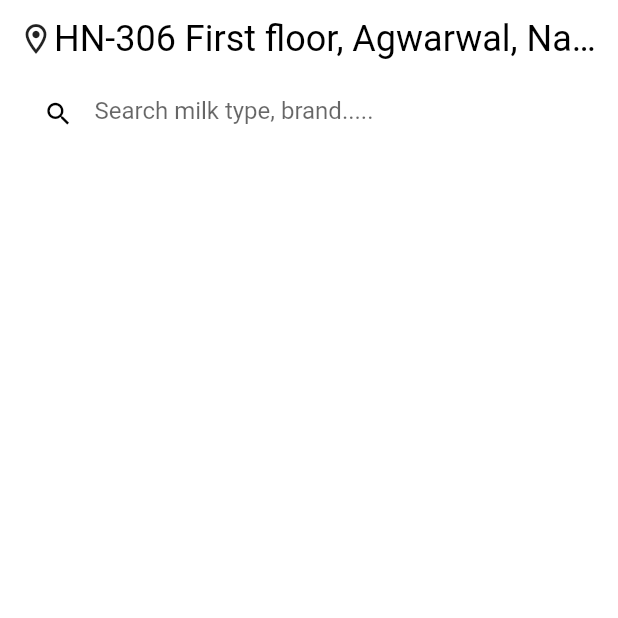
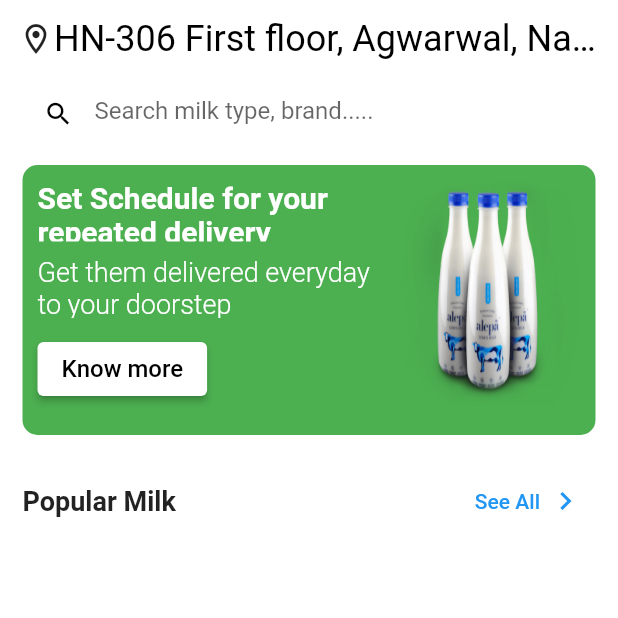
Before and after one commit to johnniembugua/milk_delivery_app, a Flutter app: the HomePage screen opened directly, on a phone screen of 412 x 824 dp, the top half of it. Run offline on Flutter 3.47's test engine with Material 2 defaults, Android fonts, the phone set to English and light mode, and no system bars; our stand-ins replace get; statements that could not run were skipped.

Commit message:
completed half of page 1

```diff
--- a/lib/pages/dashboard/dashboard.dart
+++ b/lib/pages/dashboard/dashboard.dart
@@ -52,7 +52,7 @@ class MyDashBoard extends StatelessWidget {
                     textAlign: TextAlign.center,
                   ),
                   BottomNavyBarItem(
-                    icon: Icon(Icons.account_balance_wallet_sharp),
+                    icon: Icon(Icons.account_balance_wallet_outlined),
                     title: Text(
                       'Wallet ',
                     ),
@@ -61,7 +61,7 @@ class MyDashBoard extends StatelessWidget {
                     textAlign: TextAlign.center,
                   ),
                   BottomNavyBarItem(
-                    icon: Icon(Icons.price_change),
+                    icon: Icon(Icons.redeem_outlined),
                     title: Text(
                       'Gold Points ',
                     ),
@@ -70,7 +70,7 @@ class MyDashBoard extends StatelessWidget {
                     textAlign: TextAlign.center,
                   ),
                   BottomNavyBarItem(
-                    icon: Icon(Icons.person),
+                    icon: Icon(Icons.perm_identity_outlined),
                     title: Text('Profile'),
                     activeColor: Colors.blue,
                     inactiveColor: _inactiveColor,
--- a/lib/pages/home/home_page.dart
+++ b/lib/pages/home/home_page.dart
@@ -8,14 +8,6 @@ class HomePage extends GetView<HomePageController> {
   Widget build(BuildContext context) {
     return Scaffold(
       backgroundColor: Colors.white24,
-      // appBar: AppBar(
-      //   title: Text(
-      //     controller.title,
-      //     style: TextStyle(color: Colors.black),
-      //   ),
-      //   elevation: 0,
-      //   backgroundColor: Colors.white,
-      // ),
       body: Column(
         crossAxisAlignment: CrossAxisAlignment.start,
         children: [
@@ -56,7 +48,112 @@ class HomePage extends GetView<HomePageController> {
                   ),
                   hintText: 'Search milk type, brand.....'),
             ),
-          )
+          ),
+          Container(
+            width: double.infinity,
+            height: 180,
+            margin: const EdgeInsets.only(
+              left: 15,
+              right: 15,
+              top: 10,
+              bottom: 10,
+            ),
+            decoration: BoxDecoration(
+              borderRadius: BorderRadius.circular(10),
+              color: Colors.green,
+            ),
+            child: Container(
+              padding: const EdgeInsets.all(10),
+              child: Row(
+                children: [
+                  Expanded(
+                      flex: 4,
+                      child: Column(
+                        crossAxisAlignment: CrossAxisAlignment.start,
+                        children: [
+                          Flexible(
+                            child: CustomText(
+                              text: 'Set Schedule for your repeated delivery',
+                              maxlines: 2,
+                              color: Colors.white,
+                              size: 20,
+                              weight: FontWeight.w600,
+                            ),
+                          ),
+                          SizedBox(
+                            height: 10,
+                          ),
+                          Flexible(
+                            child: CustomText(
+                              text:
+                                  'Get them delivered everyday to your doorstep',
+                              maxlines: 2,
+                              color: Colors.white,
+                              size: 18,
+                              weight: FontWeight.w300,
+                            ),
+                          ),
+                          SizedBox(height: 10),
+                          ElevatedButton(
+                            style: ButtonStyle(
+                              backgroundColor: MaterialStateProperty.all<Color>(
+                                  Colors.white),
+                            ),
+                            onPressed: () {},
+                            child: Text(
+                              'Know more',
+                              style:
+                                  TextStyle(color: Colors.black, fontSize: 16),
+                            ),
+                          ),
+                          SizedBox(height: 10),
+                        ],
+                      )),
+                  Expanded(
+                      flex: 2,
+                      child: Container(
+                        decoration: BoxDecoration(
+                            image: DecorationImage(
+                          image: AssetImage('assets/images/milk5.png'),
+                          fit: BoxFit.fill,
+                        )),
+                      ))
+                ],
+              ),
+            ),
+          ),
+          SizedBox(
+            height: 10,
+          ),
+          Container(
+              margin: const EdgeInsets.only(
+                left: 15,
+                right: 15,
+              ),
+              child: Row(
+                mainAxisAlignment: MainAxisAlignment.spaceBetween,
+                children: [
+                  Text(
+                    'Popular Milk',
+                    style: TextStyle(fontSize: 18, fontWeight: FontWeight.w600),
+                  ),
+                  TextButton(
+                      onPressed: () {},
+                      child: Row(
+                        children: [
+                          Text('See All'),
+                          SizedBox(width: 5),
+                          Icon(
+                            Icons.chevron_right_outlined,
+                            // size: 15,
+                          ),
+                        ],
+                      ))
+                ],
+              )),
+          SizedBox(
+            height: 10,
+          ),
         ],
       ),
     );
```
Also changed, not shown: pubspec.yaml (+7 -13 lines), assets/images/milk.jpg (added), assets/images/milk2.jpg (added), assets/images/milk3.jpg (added), assets/images/milk4.png.jpg (added), assets/images/milk5.png (added), pubspec.lock, 5 other files.
